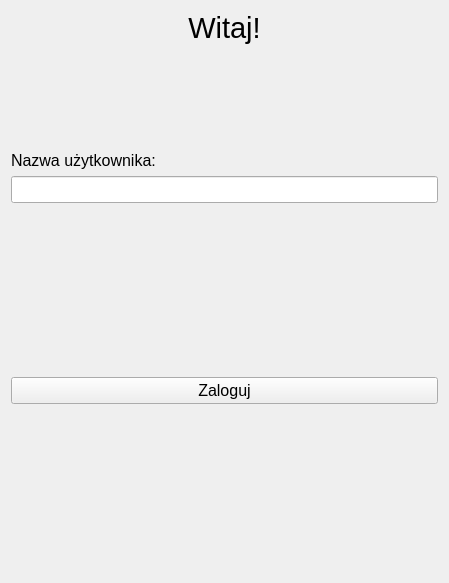
The window that UnicornHabits/LoginWidget.ui (Andrew2a1/CodeNight_10_04) describes before a commit, drawn with Qt 5.
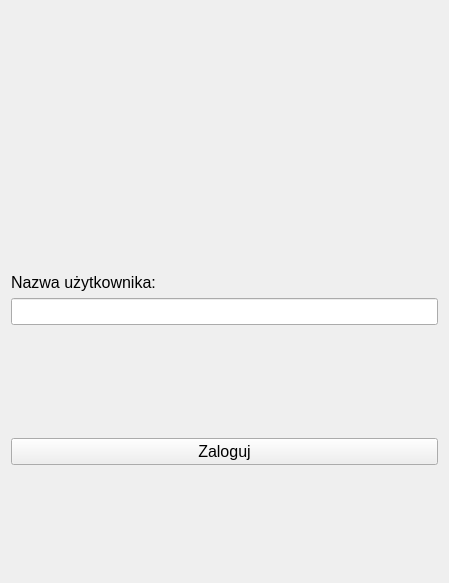
The same window after the commit. Custom widgets are drawn as their Qt base class.

```diff
--- a/UnicornHabits/LoginWidget.ui
+++ b/UnicornHabits/LoginWidget.ui
@@ -15,37 +15,8 @@
   </property>
   <layout class="QVBoxLayout" name="verticalLayout_2">
    <item>
-    <layout class="QGridLayout" name="gridLayout">
-     <item row="1" column="0">
-      <spacer name="verticalSpacer_2">
-       <property name="orientation">
-        <enum>Qt::Vertical</enum>
-       </property>
-       <property name="sizeType">
-        <enum>QSizePolicy::Preferred</enum>
-       </property>
-       <property name="sizeHint" stdset="0">
-        <size>
-         <width>27</width>
-         <height>100</height>
-        </size>
-       </property>
-      </spacer>
-     </item>
-     <item row="6" column="0">
-      <spacer name="verticalSpacer">
-       <property name="orientation">
-        <enum>Qt::Vertical</enum>
-       </property>
-       <property name="sizeHint" stdset="0">
-        <size>
-         <width>20</width>
-         <height>40</height>
-        </size>
-       </property>
-      </spacer>
-     </item>
-     <item row="5" column="0">
+    <layout class="QGridLayout" name="gridLayout" rowstretch="0,0,0,0,0,0">
+     <item row="4" column="0">
       <widget class="QPushButton" name="loginBtn">
        <property name="font">
         <font>
@@ -57,19 +28,20 @@
        </property>
       </widget>
      </item>
+     <item row="5" column="0">
+      <spacer name="verticalSpacer">
+       <property name="orientation">
+        <enum>Qt::Vertical</enum>
+       </property>
+       <property name="sizeHint" stdset="0">
+        <size>
+         <width>20</width>
+         <height>40</height>
+        </size>
+       </property>
+      </spacer>
+     </item>
      <item row="2" column="0">
-      <widget class="QLabel" name="label_2">
-       <property name="font">
-        <font>
-         <pointsize>12</pointsize>
-        </font>
-       </property>
-       <property name="text">
-        <string>Nazwa użytkownika:</string>
-       </property>
-      </widget>
-     </item>
-     <item row="3" column="0">
       <widget class="QLineEdit" name="userName">
        <property name="font">
         <font>
@@ -79,21 +51,22 @@
       </widget>
      </item>
      <item row="0" column="0">
-      <widget class="QLabel" name="label">
-       <property name="font">
-        <font>
-         <pointsize>22</pointsize>
-        </font>
+      <widget class="SvgWidget" name="logo" native="true">
+       <property name="sizePolicy">
+        <sizepolicy hsizetype="Fixed" vsizetype="Fixed">
+         <horstretch>0</horstretch>
+         <verstretch>0</verstretch>
+        </sizepolicy>
        </property>
-       <property name="text">
-        <string>Witaj!</string>
-       </property>
-       <property name="alignment">
-        <set>Qt::AlignCenter</set>
+       <property name="minimumSize">
+        <size>
+         <width>256</width>
+         <height>256</height>
+        </size>
        </property>
       </widget>
      </item>
-     <item row="4" column="0">
+     <item row="3" column="0">
       <spacer name="verticalSpacer_3">
        <property name="orientation">
         <enum>Qt::Vertical</enum>
@@ -106,10 +79,30 @@
        </property>
       </spacer>
      </item>
+     <item row="1" column="0">
+      <widget class="QLabel" name="label_2">
+       <property name="font">
+        <font>
+         <pointsize>12</pointsize>
+        </font>
+       </property>
+       <property name="text">
+        <string>Nazwa użytkownika:</string>
+       </property>
+      </widget>
+     </item>
     </layout>
    </item>
   </layout>
  </widget>
+ <customwidgets>
+  <customwidget>
+   <class>SvgWidget</class>
+   <extends>QWidget</extends>
+   <header>SvgWidget.h</header>
+   <container>1</container>
+  </customwidget>
+ </customwidgets>
  <resources/>
  <connections/>
 </ui>
```
